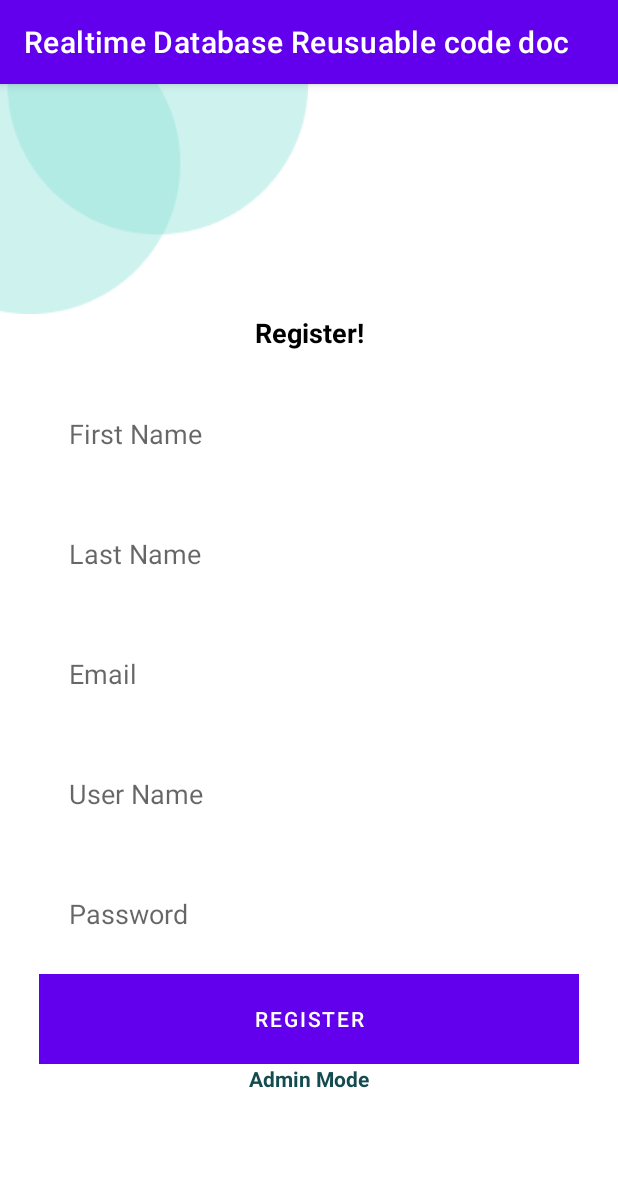
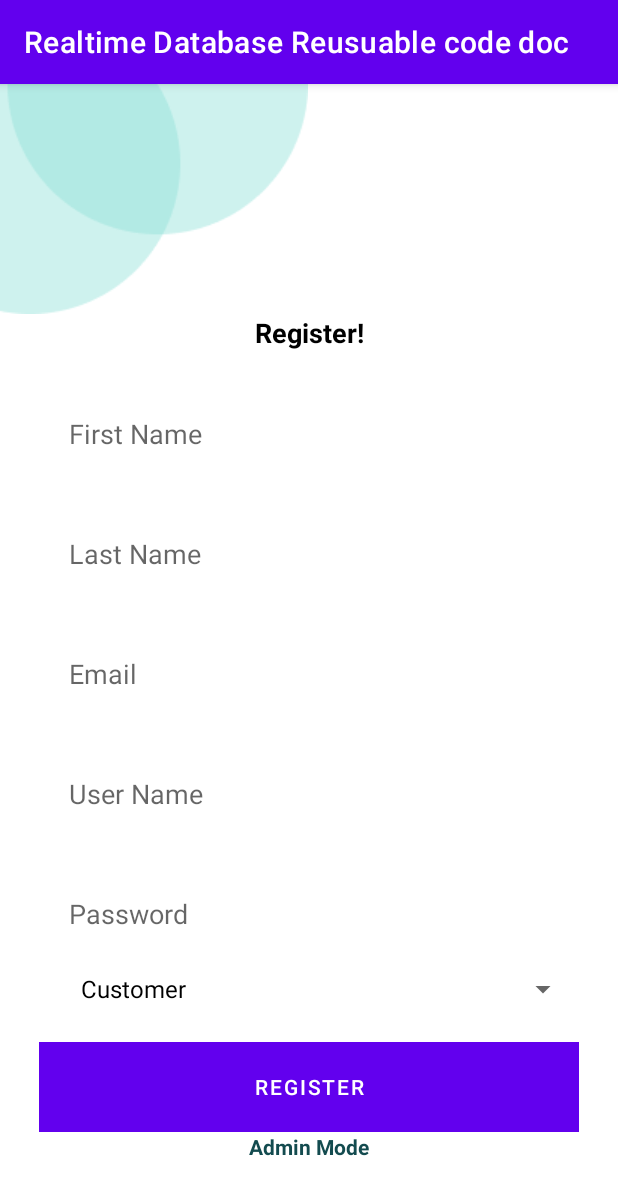
Before and after one commit to theoyugenco/Realtime-Database-Reusuable-Code, an Android app: the Registration screen opened directly, with no data from a screen before it, after a tap on "REGISTER", on a phone screen of 412 x 824 dp. Shown: the top 1195 px of the screen. Run offline under Robolectric (Android 15) with nearby library versions, the light colour scheme and no system bars; our stand-ins replace Firebase (no records; nobody signed in at launch, a user with empty details on screens opened directly).

Commit message:
added spinner functionality to registration
allows user to choose their account type

```diff
--- a/RealtimeDatabaseReusuablecodedoc/app/src/main/java/com/example/realtimedatabasereusuablecodedoc/Registration.kt
+++ b/RealtimeDatabaseReusuablecodedoc/app/src/main/java/com/example/realtimedatabasereusuablecodedoc/Registration.kt
@@ -3,6 +3,10 @@ package com.example.realtimedatabasereusuablecodedoc
 import android.content.Intent
 import androidx.appcompat.app.AppCompatActivity
 import android.os.Bundle
+import android.view.View
+import android.widget.AdapterView
+import android.widget.ArrayAdapter
+import android.widget.Spinner
 import android.widget.Toast
 import com.example.realtimedatabasereusuablecodedoc.databinding.ActivityRegistrationBinding
 import com.google.firebase.database.DatabaseReference
@@ -14,6 +18,7 @@ import com.google.firebase.auth.FirebaseAuth
 class Registration : AppCompatActivity() {
 
     private lateinit var binding: ActivityRegistrationBinding
+    private lateinit var userType: String
     private lateinit var dbase: DatabaseReference
     private lateinit var firebaseAuth: FirebaseAuth
     override fun onCreate(savedInstanceState: Bundle?) {
@@ -24,6 +29,21 @@ class Registration : AppCompatActivity() {
         setContentView(binding.root)
 
         firebaseAuth = FirebaseAuth.getInstance()
+
+        val account_type = resources.getStringArray(R.array.account_type_array)
+        val spinner = findViewById<Spinner>(R.id.account_type_spinner)
+        val arrayAdapter = ArrayAdapter<String>(this, android.R.layout.simple_spinner_dropdown_item, account_type)
+        spinner.adapter = arrayAdapter
+        spinner.onItemSelectedListener = object: AdapterView.OnItemSelectedListener{
+            override fun onItemSelected(p0: AdapterView<*>?, p1: View?, p2: Int, p3: Long) {
+                Toast.makeText(applicationContext, account_type[p2], Toast.LENGTH_SHORT).show()
+                userType = account_type[p2]
+            }
+
+            override fun onNothingSelected(p0: AdapterView<*>?) {
+                TODO("Not yet implemented")
+            }
+        }
 
         binding.btnRegister.setOnClickListener(){
             val fName = binding.firstName.text.toString()
@@ -38,6 +58,14 @@ class Registration : AppCompatActivity() {
             dbase.child(uName).setValue(UserDC).addOnSuccessListener {
                 //The (registering) User successfully registered (valid inputs)
                 //Thus we clear the input text provided to sanitize (confused EXACTLY why)
+                if (userType == "Customer") {
+                    dbase = FirebaseDatabase.getInstance().getReference("Users/Customers")
+                    dbase.child(uName).setValue(UserDC)
+                }
+                else if (userType == "Merchant") {
+                    dbase = FirebaseDatabase.getInstance().getReference("Users/Merchants")
+                    dbase.child(uName).setValue(UserDC)
+                }
                 binding.firstName.text.clear()
                 binding.lastName.text.clear()
                 binding.Email.text.clear()
--- a/RealtimeDatabaseReusuablecodedoc/app/src/main/res/layout/activity_registration.xml
+++ b/RealtimeDatabaseReusuablecodedoc/app/src/main/res/layout/activity_registration.xml
@@ -76,6 +76,16 @@
         android:layout_marginTop="30dp"
         android:background="@drawable/input"/>
 
+    <Spinner
+        android:id="@+id/account_type_spinner"
+        android:layout_width="360dp"
+        android:layout_height="40dp"
+        android:layout_gravity="center_horizontal"
+        android:paddingLeft="20dp"
+        android:layout_marginTop="5dp"
+        android:spinnerMode="dropdown"
+        android:entries="@array/account_type_array" />
+
 
 
     <Button
```
